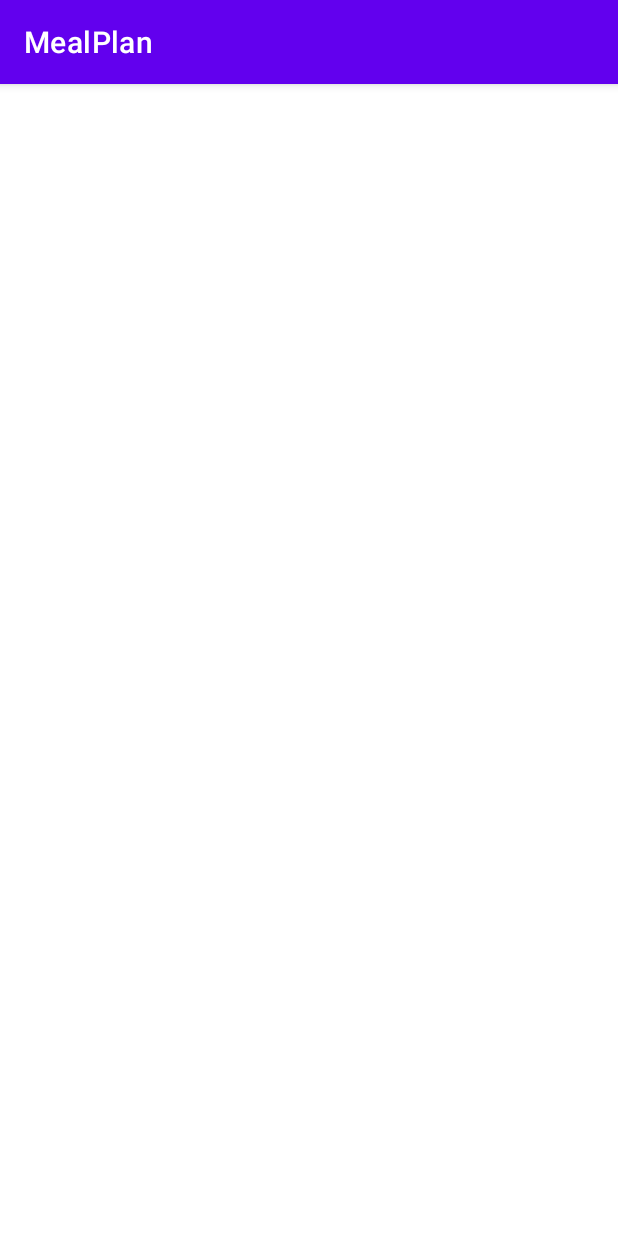
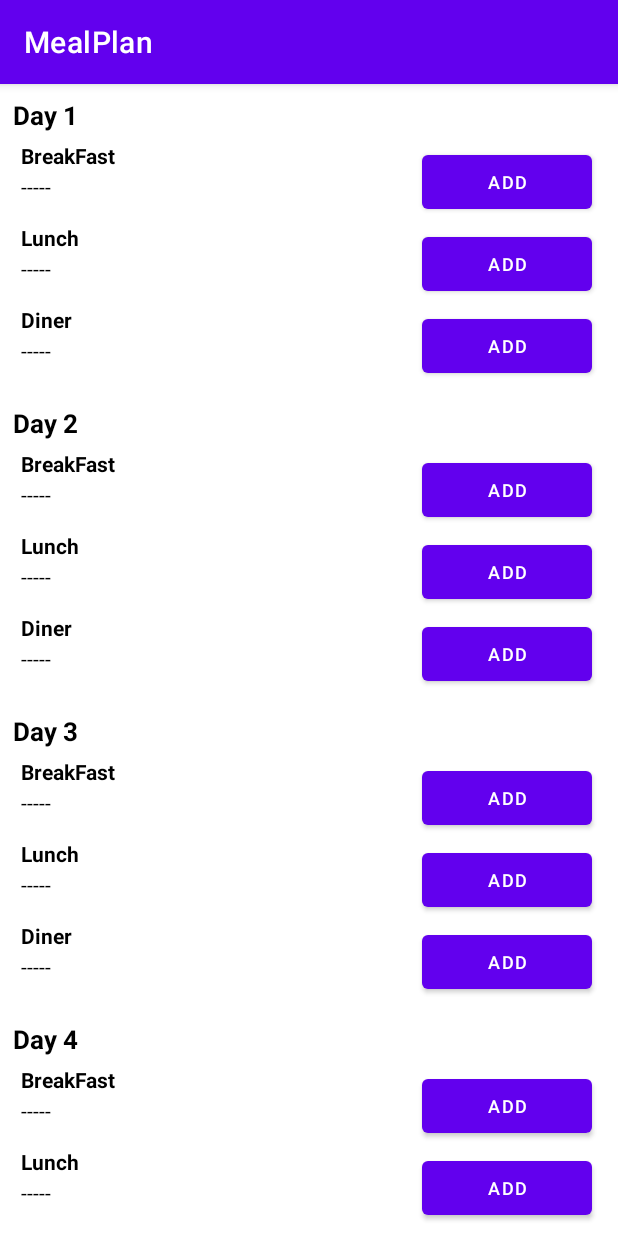
Before and after one commit to Arslan24/MealPlan, an Android app: the screen it shows after launch (MainActivity), on a phone screen of 412 x 824 dp. Run offline under Robolectric (Android 15) with nearby library versions, the phone set to English and light mode, and no system bars; our stand-ins replace Dagger/Hilt's generated code.

Commit message:
adding menu List and showing Adapter
adding menu List and showing Adapter

```diff
--- a/app/src/main/AndroidManifest.xml
+++ b/app/src/main/AndroidManifest.xml
@@ -19,6 +19,8 @@
                 <category android:name="android.intent.category.LAUNCHER" />
             </intent-filter>
         </activity>
+
+        <activity android:name=".ui.activities.MenuActivity" />
     </application>
 
 </manifest>
--- /dev/null
+++ b/app/src/main/java/com/example/mealplan/listeners/ItemAddListeners.kt
@@ -0,0 +1,8 @@
+package com.example.mealplan.listeners
+
+import com.example.mealplan.model.mealTime
+
+interface ItemAddListeners {
+
+    fun addItem(position: Int)
+}
--- a/app/src/main/java/com/example/mealplan/ui/activities/MainActivity.kt
+++ b/app/src/main/java/com/example/mealplan/ui/activities/MainActivity.kt
@@ -1,10 +1,12 @@
 package com.example.mealplan.ui.activities
 
+import android.content.Intent
 import android.os.Bundle
 import androidx.activity.viewModels
 import androidx.appcompat.app.AppCompatActivity
 import androidx.recyclerview.widget.LinearLayoutManager
 import com.example.mealplan.databinding.ActivityMainBinding
+import com.example.mealplan.listeners.ItemAddListeners
 import com.example.mealplan.model.mealPlan
 import com.example.mealplan.ui.adapter.MealTimeAdapter
 import com.example.mealplan.viewModel.MainViewModel
@@ -12,10 +14,11 @@ import dagger.hilt.android.AndroidEntryPoint
 
 
 @AndroidEntryPoint
-class MainActivity : AppCompatActivity() {
+class MainActivity : AppCompatActivity(), ItemAddListeners {
 
     private lateinit var binding: ActivityMainBinding
     lateinit var mealTimeAdapter: MealTimeAdapter
+    var itemAddListeners: ItemAddListeners = this
 
     private val mainViewModel: MainViewModel by viewModels()
 
@@ -33,9 +36,17 @@ class MainActivity : AppCompatActivity() {
 
     private fun initMainView(mealList: ArrayList<mealPlan>) {
 
-        mealTimeAdapter = MealTimeAdapter(mealList,this)
+        mealTimeAdapter = MealTimeAdapter(mealList, this, itemAddListeners)
         binding.rvMain.layoutManager = LinearLayoutManager(this)
         binding.rvMain.adapter = mealTimeAdapter
         binding.rvMain.setHasFixedSize(true)
     }
+
+    override fun addItem(pos: Int) {
+        var intent = Intent(this, MenuActivity::class.java)
+        intent.putExtra("menuTime", ""+pos)
+        startActivity(intent)
+    }
+
+
 }
--- a/app/src/main/java/com/example/mealplan/ui/adapter/MealTimeAdapter.kt
+++ b/app/src/main/java/com/example/mealplan/ui/adapter/MealTimeAdapter.kt
@@ -7,10 +7,15 @@ import androidx.appcompat.widget.AppCompatTextView
 import androidx.recyclerview.widget.LinearLayoutManager
 import androidx.recyclerview.widget.RecyclerView
 import com.example.mealplan.R
+import com.example.mealplan.listeners.ItemAddListeners
 import com.example.mealplan.model.mealPlan
 import com.example.mealplan.ui.activities.MainActivity
 
-class MealTimeAdapter(var mealList: ArrayList<mealPlan>, var context: MainActivity) :
+class MealTimeAdapter(
+    var mealList: ArrayList<mealPlan>,
+    var context: MainActivity,
+    var itemAddListeners: ItemAddListeners
+) :
     RecyclerView.Adapter<MealTimeAdapter.MealTimeViewHolder>() {
 
     override fun onCreateViewHolder(parent: ViewGroup, viewType: Int): MealTimeViewHolder {
@@ -23,7 +28,7 @@ class MealTimeAdapter(var mealList: ArrayList<mealPlan>, var context: MainActivi
         val mealItem = mealList[position]
         holder.tvDayName.text = mealItem.dayName
 
-        var mealTimeDetailAdapter = MealTimeDetailAdapter(mealItem.mealTimes)
+        var mealTimeDetailAdapter = MealTimeDetailAdapter(mealItem.mealTimes,itemAddListeners)
         holder.rvParent.layoutManager = LinearLayoutManager(context)
         holder.rvParent.adapter = mealTimeDetailAdapter
         holder.rvParent.setHasFixedSize(true)
--- a/app/src/main/java/com/example/mealplan/ui/adapter/MealTimeDetailAdapter.kt
+++ b/app/src/main/java/com/example/mealplan/ui/adapter/MealTimeDetailAdapter.kt
@@ -3,12 +3,14 @@ package com.example.mealplan.ui.adapter
 import android.view.LayoutInflater
 import android.view.View
 import android.view.ViewGroup
+import android.widget.Button
 import androidx.appcompat.widget.AppCompatTextView
 import androidx.recyclerview.widget.RecyclerView
 import com.example.mealplan.R
+import com.example.mealplan.listeners.ItemAddListeners
 import com.example.mealplan.model.mealTime
 
-class MealTimeDetailAdapter(var mealTime: ArrayList<mealTime>) :
+class MealTimeDetailAdapter(var mealTime: ArrayList<mealTime>,var itemAddListeners: ItemAddListeners) :
     RecyclerView.Adapter<MealTimeDetailAdapter.MealTimeDetailViewHolder>() {
 
     override fun onCreateViewHolder(parent: ViewGroup, viewType: Int): MealTimeDetailViewHolder {
@@ -22,6 +24,11 @@ class MealTimeDetailAdapter(var mealTime: ArrayList<mealTime>) :
         holder.tvMealTime.text = mealItem.mealTimeName
         holder.tvMeal.text = mealItem.mealMenu
 
+        holder.btnAdd.setOnClickListener {
+            itemAddListeners.addItem(position = position)
+
+        }
+
     }
 
     override fun getItemCount(): Int {
@@ -31,7 +38,7 @@ class MealTimeDetailAdapter(var mealTime: ArrayList<mealTime>) :
     class MealTimeDetailViewHolder(view: View) : RecyclerView.ViewHolder(view) {
         val tvMealTime: AppCompatTextView = view.findViewById(R.id.tvMealTime)
         val tvMeal: AppCompatTextView = view.findViewById(R.id.tvMeal)
-
+        val btnAdd: Button = view.findViewById(R.id.btnAdd)
     }
 
 }
--- a/app/src/main/res/layout/adapter_child_item.xml
+++ b/app/src/main/res/layout/adapter_child_item.xml
@@ -1,9 +1,19 @@
 <?xml version="1.0" encoding="utf-8"?>
-<LinearLayout xmlns:android="http://schemas.android.com/apk/res/android"
+<RelativeLayout xmlns:android="http://schemas.android.com/apk/res/android"
+    android:layout_width="match_parent"
+    android:layout_height="wrap_content">
+
+    <LinearLayout
         android:layout_width="match_parent"
         android:layout_height="wrap_content"
+        android:orientation="horizontal"
+        android:weightSum="1">
+
+        <LinearLayout
+            android:layout_width="0dp"
+            android:layout_height="match_parent"
+            android:layout_weight="0.7"
             android:orientation="vertical">
-
 
             <androidx.appcompat.widget.AppCompatTextView
                 android:id="@+id/tvMealTime"
@@ -22,3 +32,19 @@
                 android:textSize="14sp" />
 
         </LinearLayout>
+
+        <Button
+            android:id="@+id/btnAdd"
+            android:layout_width="0dp"
+            android:layout_height="wrap_content"
+            android:layout_margin="3dp"
+            android:layout_weight="0.3"
+            android:text="ADD"
+            android:textColor="@color/white"
+            android:textSize="12sp" />
+
+
+    </LinearLayout>
+
+
+</RelativeLayout>
```
Also changed, not shown: app/src/main/java/com/example/mealplan/ui/activities/MenuActivity.kt (added, +51 -0 lines), app/src/main/java/com/example/mealplan/ui/adapter/MenuAdapter.kt (added, +53 -0 lines), app/src/main/java/com/example/mealplan/viewModel/MainViewModel.kt (+11 -0 lines), app/src/main/res/layout/actiivity_menu.xml (added, +55 -0 lines), app/src/main/res/layout/adapter_menu.xml (added, +23 -0 lines). Lines whose indentation alone changed are shown as unchanged.
